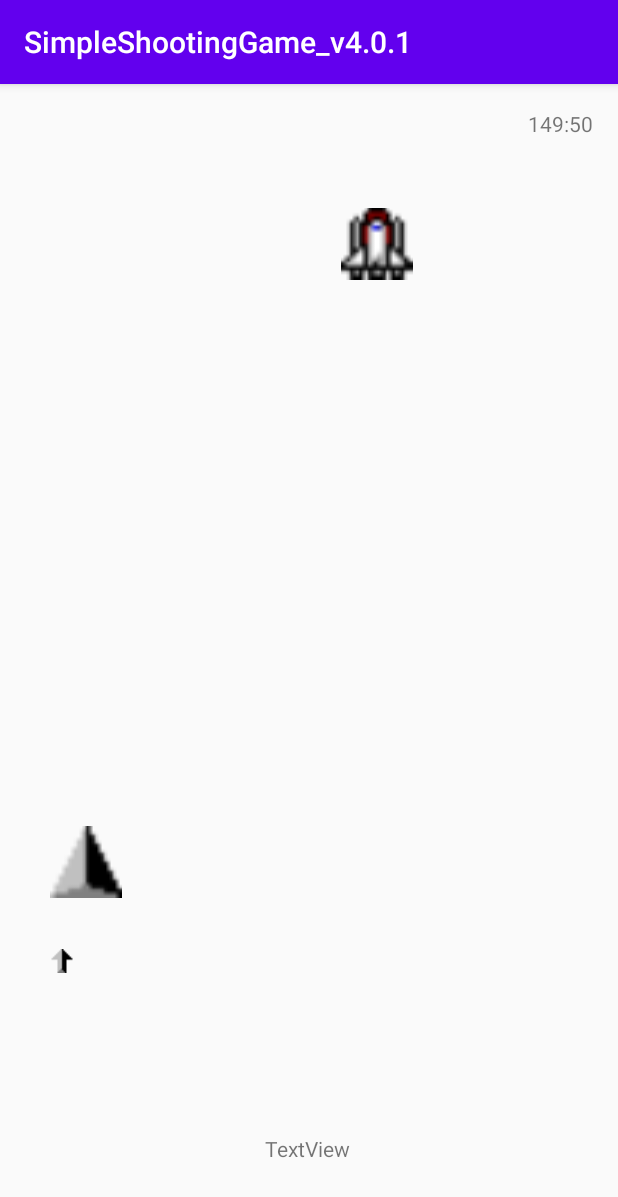
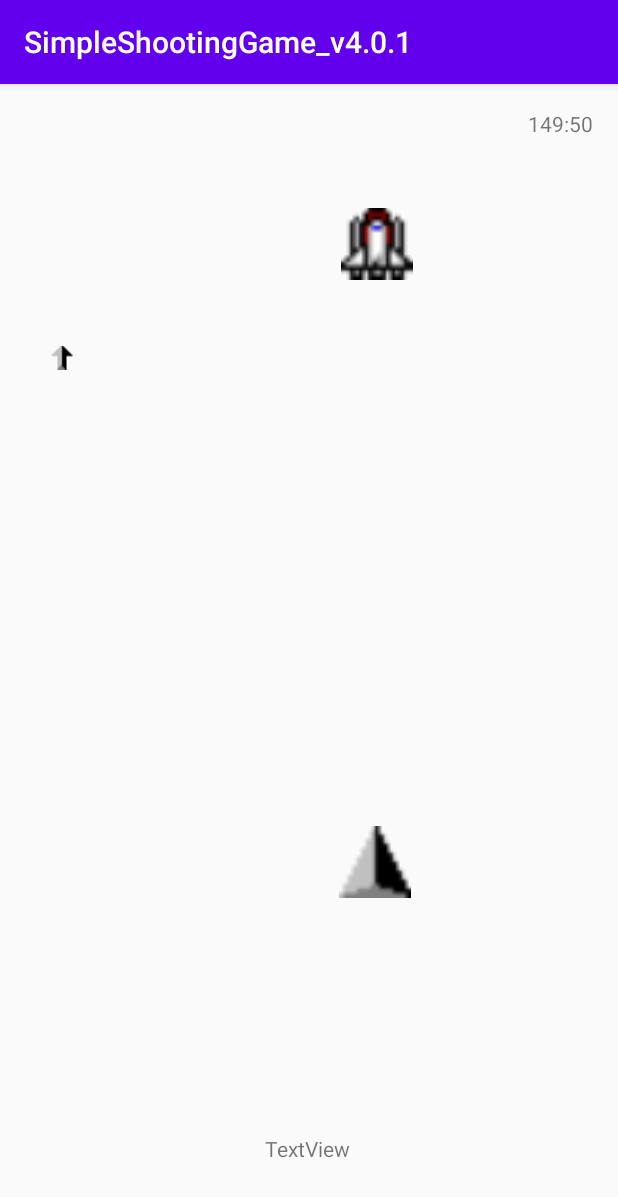
Before and after one commit to t7m3/SimpleShootingGame_v4.0.1, an Android app: the screen it shows after launch (MainActivity), on a phone screen of 412 x 824 dp. Shown: the top 1197 px of the screen. Run offline under Robolectric (Android 15) with nearby library versions, the phone set to English and light mode, and no system bars.

Commit message:
2020-10-28(水)　2回目のコミット 基本的な課題は完成。　オートプレイ版。

```diff
--- a/app/src/main/java/com/example/simpleshootinggame_v401/MainActivity.kt
+++ b/app/src/main/java/com/example/simpleshootinggame_v401/MainActivity.kt
@@ -107,11 +107,11 @@ class MainActivity : AppCompatActivity() {
 
 
 //オートプレイ
-/*            if ( millisUntilFinished / 1000 % 5 == 0L && bullet01.state == "stop"){  //一定時間ごとに
-                bullet01.imageView.visibility = View.VISIBLE
-                bullet01.state = "move" //クラスBulletの実験  //弾を発射する
-                bullet01.imageView.x =imageViewPlayer.x + imageViewPlayer.width/2 -bullet01.imageView.width/2
-                bullet01.imageView.y = imageViewPlayer.y
+            if ( millisUntilFinished / 1000 % 5 == 0L && bullet.state == "stop"){  //一定時間ごとに
+                bullet.imageView.visibility = View.VISIBLE
+                bullet.state = "move" //クラスBulletの実験  //弾を発射する
+                bullet.imageView.x =imageViewPlayer.x + imageViewPlayer.width/2 -bullet.imageView.width/2
+                bullet.imageView.y = imageViewPlayer.y
             }
             imageViewPlayer.x = imageViewPlayer.x + auto
             if (500 < imageViewPlayer.x){
@@ -120,7 +120,7 @@ class MainActivity : AppCompatActivity() {
             else if (imageViewPlayer.x < 100){
                 auto = 3F
             }
-*/
+
         }
 
         override fun onFinish() {
```
